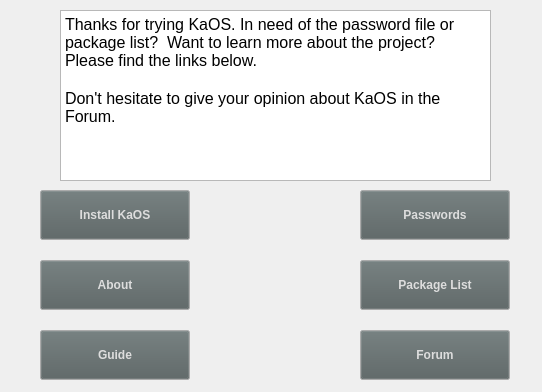
This is mainwindow.ui in KaOSx/welcome as Qt 5 draws it before an edit. The edited form follows.
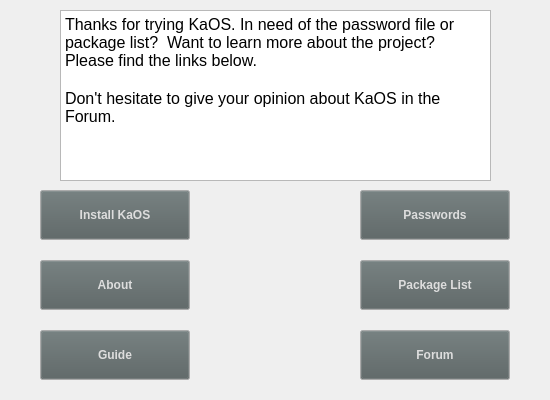
This is the edited form. Icons and pictures are not drawn.

Commit message: reset dimensions

```diff
--- a/mainwindow.ui
+++ b/mainwindow.ui
@@ -6,8 +6,8 @@
    <rect>
     <x>0</x>
     <y>0</y>
-    <width>542</width>
-    <height>392</height>
+    <width>550</width>
+    <height>400</height>
    </rect>
   </property>
   <property name="windowTitle">
```
